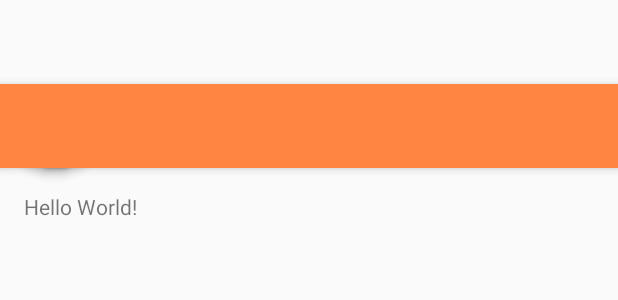
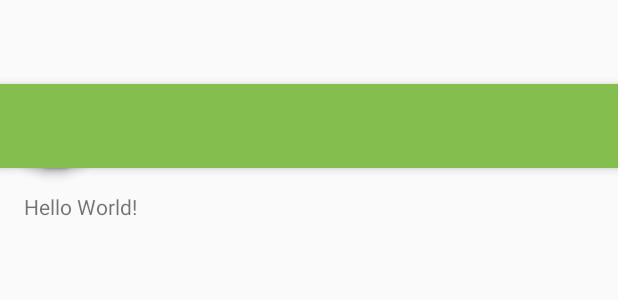
Before and after one commit to bams07/Multi-Speech-APP, an Android app: the layout activity_main.xml on its own in the app's theme, with its tools: preview values and no code run, on a phone screen of 412 x 824 dp. Shown: the top 300 px of the screen. Run offline under Robolectric (Android 15) with nearby library versions, the light colour scheme and no system bars; plain views replace FloatingActionButton, FloatingActionMenu.

Commit message:
Ibm watson logo and changes on colors

```diff
--- a/app/src/main/res/drawable/ic_ibm_watson.xml
+++ /dev/null
@@ -1,2 +0,0 @@
-<vector android:height="24dp" android:viewportHeight="184"
-    android:viewportWidth="184" android:width="24dp" xmlns:android="http://schemas.android.com/apk/res/android"/>
--- a/app/src/main/res/layout/activity_main.xml
+++ b/app/src/main/res/layout/activity_main.xml
@@ -44,7 +44,7 @@
             android:id="@+id/menu_btn_watson"
             android:layout_width="wrap_content"
             android:layout_height="wrap_content"
-            android:src="@drawable/ic_ibm_logo"
+            android:src="@mipmap/ic_ibm_watson_logo"
             app:fab_colorNormal="#ffffff"
             app:fab_colorPressed="@color/appMenuButtonColorPressed"
             app:fab_label="@string/label_ibm_watson"
--- a/app/src/main/res/values-v21/styles.xml
+++ b/app/src/main/res/values-v21/styles.xml
@@ -8,7 +8,7 @@
     </style>
 
     <style name="AppMultiSpeech" parent="Theme.AppCompat.Light.NoActionBar">
-        <item name="colorPrimary">@color/appOrange</item>
+        <item name="colorPrimary">@color/appGreen</item>
         <item name="android:navigationBarColor">@color/appOrange</item>
         <item name="android:statusBarColor">@color/appOrange</item>
         <item name="colorAccent">@color/appGreen</item>
--- a/app/src/main/res/values/styles.xml
+++ b/app/src/main/res/values/styles.xml
@@ -18,7 +18,7 @@
     <style name="AppTheme.PopupOverlay" parent="ThemeOverlay.AppCompat.Light" />
 
     <style name="AppMultiSpeech" parent="Theme.AppCompat.Light" >
-        <item name="colorPrimary">@color/appOrange</item>
+        <item name="colorPrimary">@color/appGreen</item>
         <item name="colorAccent">@color/appGreen</item>
         <item name="android:textColorPrimaryInverse">@color/white</item>
         <item name="android:textColorPrimary">@color/white</item>
```
Also changed, not shown: app/src/main/ic_ibm_watson_logo-web.png (added), app/src/main/ic_launcher-web.png, app/src/main/res/mipmap-hdpi/ic_ibm_watson_logo.png (added), app/src/main/res/mipmap-hdpi/ic_launcher.png, app/src/main/res/mipmap-mdpi/ic_ibm_watson_logo.png (added), app/src/main/res/mipmap-mdpi/ic_launcher.png, app/src/main/res/mipmap-xhdpi/ic_ibm_watson_logo.png (added), app/src/main/res/mipmap-xhdpi/ic_launcher.png, app/src/main/res/mipmap-xxhdpi/ic_ibm_watson_logo.png (added), app/src/main/res/mipmap-xxhdpi/ic_launcher.png, app/src/main/res/mipmap-xxxhdpi/ic_ibm_watson_logo.png (added), app/src/main/res/mipmap-xxxhdpi/ic_launcher.png.
